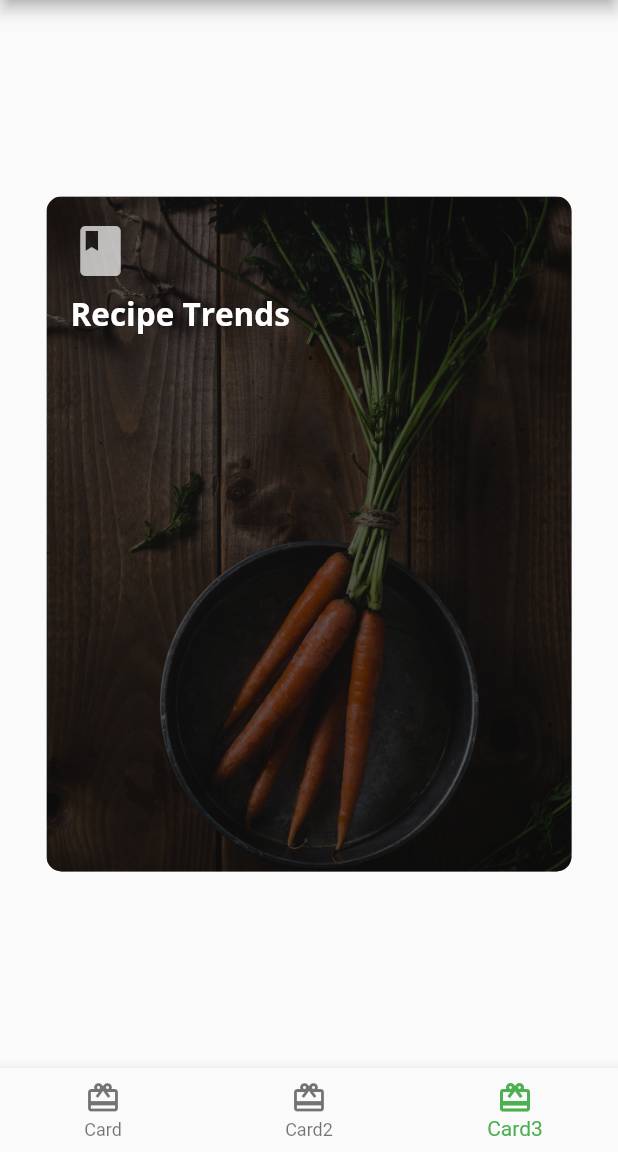
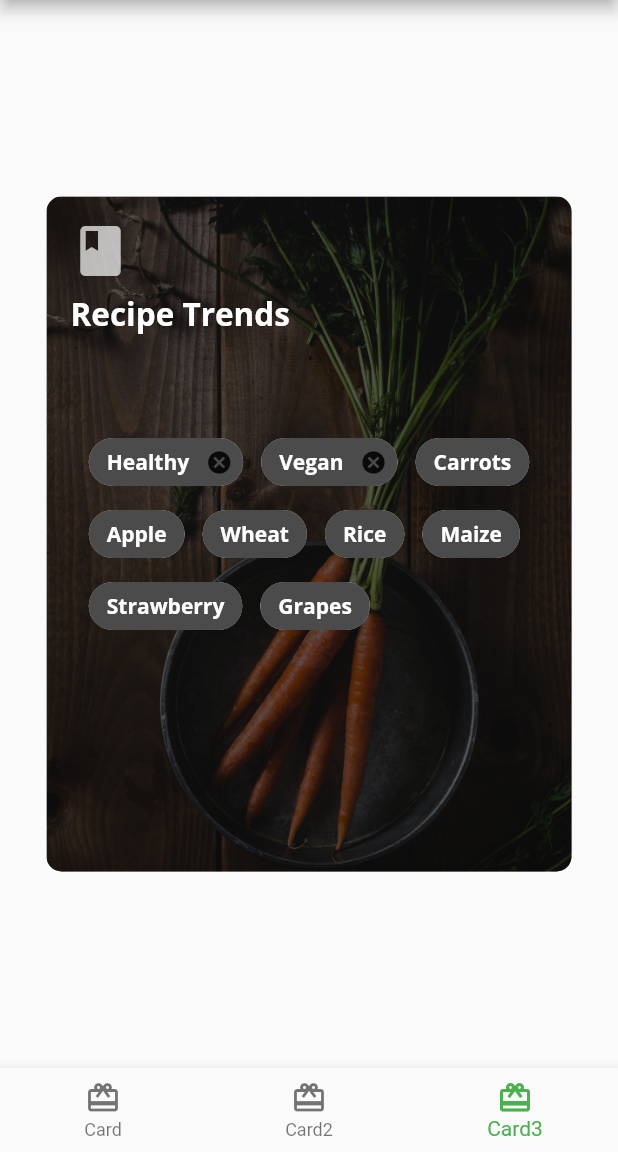
Before and after one commit to lakshayraturi/fooderlich, a Flutter app: the screen it shows after launch, item 3 of the bottom bar chosen, on a phone screen of 412 x 824 dp, the part 84-1236 px from its top. Run offline on Flutter 3.47's test engine with Material 2 defaults, Android fonts, the phone set to English and light mode, and no system bars; our stand-ins replace google_fonts.

Commit message:
Creating the last card ☺

```diff
--- a/lib/card3.dart
+++ b/lib/card3.dart
@@ -17,15 +17,12 @@ class Card3 extends StatelessWidget {
         ),
         child: Stack(
           children: [
-            // TODO 4: ADD DARK OVERLAY BOXDECORATION
-            // TODO 5: ADD CONTAINER, COLUMN, ICON AND TEXT
             Container(
               decoration: BoxDecoration(
                 color: Colors.black.withOpacity(0.6),
                 borderRadius: const BorderRadius.all(Radius.circular(10)),
               ),
             ),
-            // TODO 6: ADD CENTER WIDGET WITH CHIP WIDGET CHILDREN
             Container(
               padding: const EdgeInsets.all(16),
               child: Column(
@@ -38,6 +35,65 @@ class Card3 extends StatelessWidget {
                   const SizedBox(height: 30),
                 ],
               ),
+            ),
+            Center(
+              child: Wrap(
+                alignment: WrapAlignment.start,
+                spacing: 12,
+                children: [
+                  Chip(
+                    label: Text('Healthy',
+                        style: FooderlichTheme.darkTextTheme.bodyText1),
+                    backgroundColor: Colors.black.withOpacity(0.7),
+                    onDeleted: () {
+                      print('Delete');
+                    },
+                  ),
+                  Chip(
+                    label: Text('Vegan',
+                        style: FooderlichTheme.darkTextTheme.bodyText1),
+                    backgroundColor: Colors.black.withOpacity(0.7),
+                    onDeleted: () {
+                      print('Delete');
+                    },
+                  ),
+                  Chip(
+                    label: Text('Carrots',
+                        style: FooderlichTheme.darkTextTheme.bodyText1),
+                    backgroundColor: Colors.black.withOpacity(0.7),
+                  ),
+                  Chip(
+                    label: Text('Apple',
+                        style: FooderlichTheme.darkTextTheme.bodyText1),
+                    backgroundColor: Colors.black.withOpacity(0.7),
+                  ),
+                  Chip(
+                    label: Text('Wheat',
+                        style: FooderlichTheme.darkTextTheme.bodyText1),
+                    backgroundColor: Colors.black.withOpacity(0.7),
+                  ),
+                  Chip(
+                    label: Text('Rice',
+                        style: FooderlichTheme.darkTextTheme.bodyText1),
+                    backgroundColor: Colors.black.withOpacity(0.7),
+                  ),
+                  Chip(
+                    label: Text('Maize',
+                        style: FooderlichTheme.darkTextTheme.bodyText1),
+                    backgroundColor: Colors.black.withOpacity(0.7),
+                  ),
+                  Chip(
+                    label: Text('Strawberry',
+                        style: FooderlichTheme.darkTextTheme.bodyText1),
+                    backgroundColor: Colors.black.withOpacity(0.7),
+                  ),
+                  Chip(
+                    label: Text('Grapes',
+                        style: FooderlichTheme.darkTextTheme.bodyText1),
+                    backgroundColor: Colors.black.withOpacity(0.7),
+                  ),
+                ],
+              ),
             )
           ],
         ),
```
